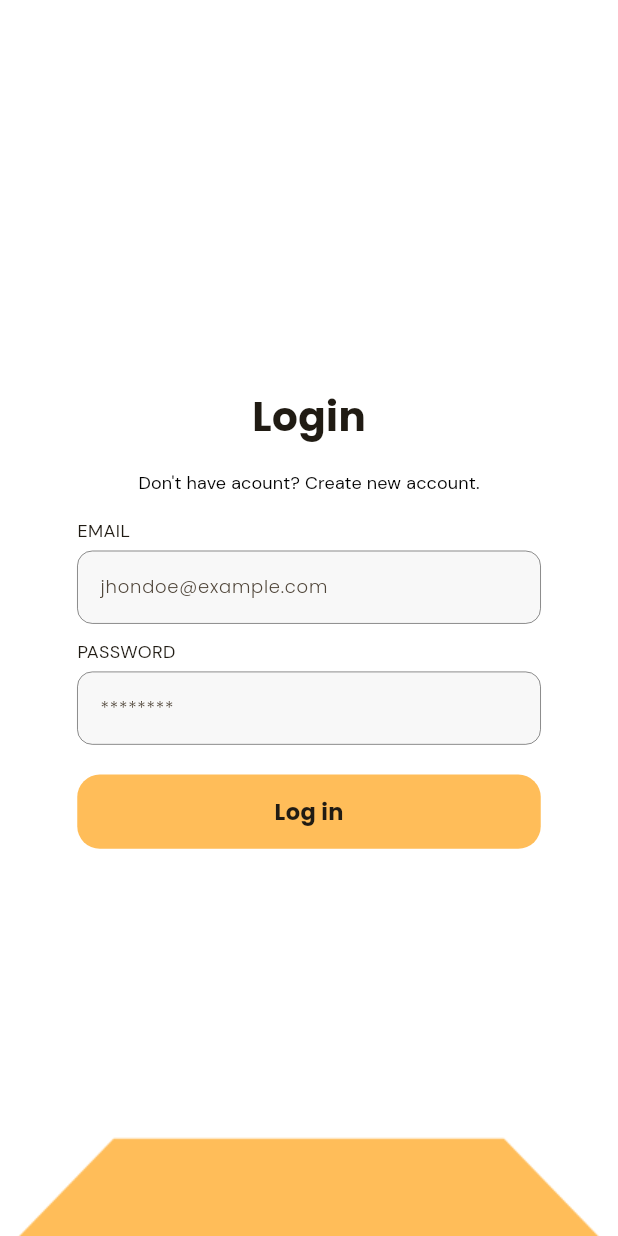
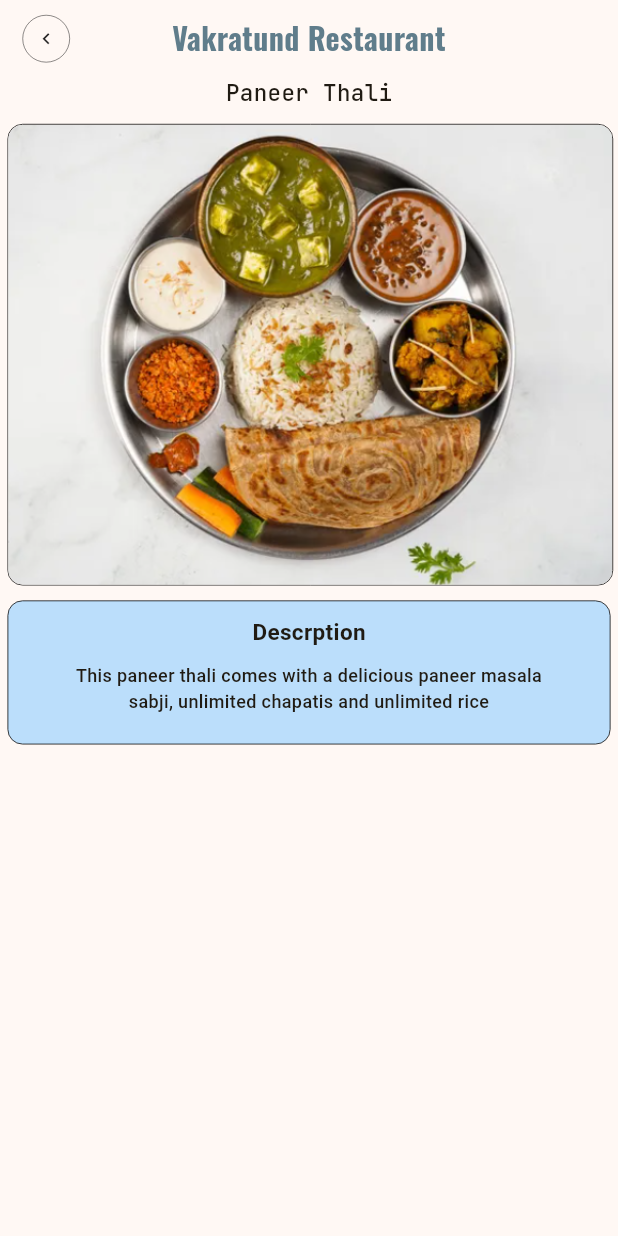
Before and after one commit to Aditya-Y-Git/dish-detective, a Flutter app: the screen it shows after launch, on a phone screen of 412 x 824 dp. Run offline on Flutter 3.47's test engine with Material 3 defaults, Android fonts, the phone set to English and light mode, and no system bars; our stand-ins replace google_fonts.

Commit message:
created dist details screen

```diff
--- a/lib/main.dart
+++ b/lib/main.dart
@@ -1,5 +1,5 @@
 import 'package:flutter/material.dart';
-import 'package:savory_scout/src/features/auth/views/auth.dart';
+import 'package:savory_scout/src/features/dish_details/views/dish_details.dart';
 
 void main() {
   runApp(const MyApp());
@@ -16,7 +16,7 @@
         colorScheme: ColorScheme.fromSeed(seedColor: const Color(0xFFFFBD59)),
         useMaterial3: true,
       ),
-      home: const Auth(),
+      home: const DishDetails(),
     );
   }
 }
--- /dev/null
+++ b/lib/src/features/dish_details/views/dish_details.dart
@@ -0,0 +1,138 @@
+import 'package:flutter/material.dart';
+import 'package:google_fonts/google_fonts.dart';
+
+class DishDetails extends StatefulWidget {
+  const DishDetails({super.key});
+
+  @override
+  State<DishDetails> createState() => _DishDetailsState();
+}
+
+class _DishDetailsState extends State<DishDetails> {
+  @override
+  Widget build(BuildContext context) {
+    return Scaffold(
+      body: Column(
+        // crossAxisAlignment: CrossAxisAlignment.start,
+        children: [
+          SizedBox(height: MediaQuery.of(context).padding.top + 10),
+          // appbar
+          Padding(
+            padding: const EdgeInsets.symmetric(horizontal: 15),
+            child: Row(
+              children: [
+                Container(
+                  padding: const EdgeInsets.all(8),
+                  decoration: BoxDecoration(
+                      border: Border.all(width: 0.3),
+                      borderRadius: BorderRadius.circular(50)),
+                  child: const Icon(
+                    Icons.keyboard_arrow_left,
+                    size: 15,
+                  ),
+                ),
+                const Spacer(),
+                SizedBox(
+                  width: MediaQuery.of(context).size.width * 0.5,
+                  child: Text(
+                    textAlign: TextAlign.center,
+                    'Vakratund Restaurant',
+                    style: GoogleFonts.oswald(
+                      color: Colors.blueGrey,
+                      fontSize: 20,
+                      fontWeight: FontWeight.bold,
+                    ),
+                  ),
+                ),
+                const Spacer(),
+                Visibility(
+                  visible: false,
+                  maintainState: true,
+                  maintainAnimation: true,
+                  maintainSize: true,
+                  child: Container(
+                    padding: const EdgeInsets.all(8),
+                    decoration: BoxDecoration(
+                        border: Border.all(width: 0.3),
+                        borderRadius: BorderRadius.circular(50)),
+                    child: const Icon(
+                      Icons.keyboard_arrow_left,
+                      size: 15,
+                    ),
+                  ),
+                ),
+              ],
+            ),
+          ),
+
+          const SizedBox(height: 10),
+          Text(
+            'Paneer Thali',
+            style: GoogleFonts.jetBrainsMono(
+              fontSize: 15,
+              fontWeight: FontWeight.w500,
+            ),
+          ),
+
+          Expanded(
+            child: ListView.builder(
+              padding: EdgeInsets.zero,
+              itemCount: 3,
+              scrollDirection: Axis.horizontal,
+              itemBuilder: (context, index) => Container(
+                margin: const EdgeInsets.symmetric(vertical: 10, horizontal: 5),
+                width: MediaQuery.of(context).size.width * 0.98,
+                decoration: BoxDecoration(
+                  border: Border.all(width: 0.5),
+                  borderRadius: BorderRadius.circular(10),
+                ),
+                child: ClipRRect(
+                  borderRadius: BorderRadius.circular(10),
+                  child: Image.asset(
+                    'assets/images/paneer_masala.png',
+                    fit: BoxFit.cover,
+                  ),
+                ),
+              ),
+            ),
+          ),
+
+          Container(
+            padding: const EdgeInsets.all(10),
+            margin: const EdgeInsets.symmetric(horizontal: 5),
+            decoration: BoxDecoration(
+              color: Colors.blue[100],
+              border: Border.all(width: 0.5),
+              borderRadius: BorderRadius.circular(10),
+            ),
+            child: Column(
+              children: [
+                Text(
+                  'Descrption',
+                  style: GoogleFonts.roboto(
+                    fontSize: 15,
+                    fontWeight: FontWeight.bold,
+                  ),
+                ),
+                Padding(
+                  padding:
+                      const EdgeInsets.symmetric(horizontal: 20, vertical: 10),
+                  child: Text(
+                    textAlign: TextAlign.center,
+                    'This paneer thali comes with a delicious paneer masala sabji, unlimited chapatis and unlimited rice',
+                    style: GoogleFonts.roboto(
+                      fontSize: 12,
+                      fontWeight: FontWeight.w500,
+                    ),
+                  ),
+                ),
+              ],
+            ),
+          ),
+
+          const Spacer(),
+        ],
+      ),
+    );
+  }
+}
```
Also changed, not shown: assets/images/paneer_masala.png (added).
